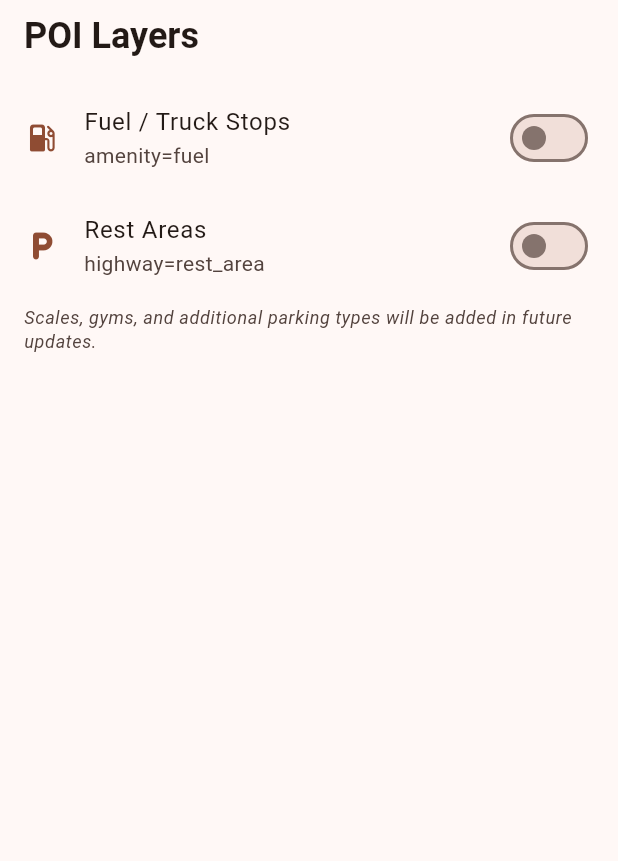
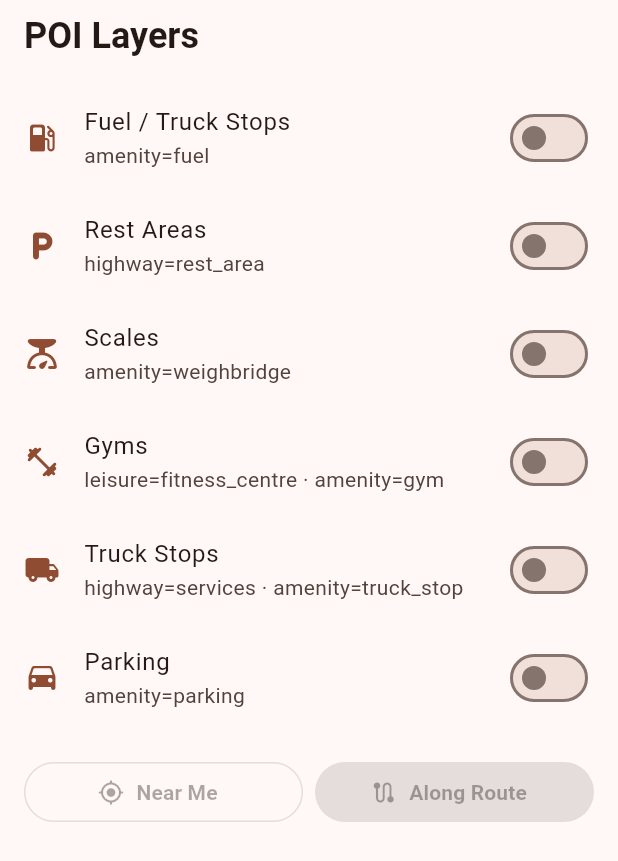
Before and after one commit to dukens11-create/kingtrux, a Flutter app: the LayerSheet widget shown alone on an empty page, opened directly, on a phone screen of 412 x 824 dp. Shown: the top 861 px of the screen. Run offline on Flutter 3.47's test engine with Material 3 defaults, Android fonts, the phone set to English and light mode, and no system bars; our stand-ins replace geolocator, google_maps_flutter.

Commit message:
Add missing POI layer features: Scales, Gyms, Truck Stops, Parking + along-route loading
Co-authored-by: dukens11-create <249652828+dukens11-create@users.noreply.github.com>

```diff
--- a/lib/services/overpass_poi_service.dart
+++ b/lib/services/overpass_poi_service.dart
@@ -9,7 +9,6 @@ class OverpassPoiService {
   final _uuid = const Uuid();
 
   /// Fetch POIs around a center point
-  /// Supports fuel stations and rest areas
   Future<List<Poi>> fetchPois({
     required double centerLat,
     required double centerLng,
@@ -21,17 +20,7 @@ class OverpassPoiService {
     }
 
     // Build Overpass query
-    final queries = <String>[];
-
-    if (enabledTypes.contains(PoiType.fuel)) {
-      queries.add('node["amenity"="fuel"](around:$radiusMeters,$centerLat,$centerLng);');
-      queries.add('way["amenity"="fuel"](around:$radiusMeters,$centerLat,$centerLng);');
-    }
-
-    if (enabledTypes.contains(PoiType.restArea)) {
-      queries.add('node["highway"="rest_area"](around:$radiusMeters,$centerLat,$centerLng);');
-      queries.add('way["highway"="rest_area"](around:$radiusMeters,$centerLat,$centerLng);');
-    }
+    final queries = _buildQueries(enabledTypes, radiusMeters, centerLat, centerLng);
 
     if (queries.isEmpty) {
       return [];
@@ -51,9 +40,84 @@ class OverpassPoiService {
       throw Exception('Overpass API error: ${response.statusCode} - ${response.body}');
     }
 
-    final data = json.decode(response.body);
+    return _parseResponse(response.body);
+  }
+
+  /// Fetch POIs along a route by sampling up to [maxSamples] points from
+  /// [routeLatLngs] (each as `[lat, lng]`) and querying with [radiusMeters].
+  /// Results are deduplicated by OSM element id.
+  Future<List<Poi>> fetchPoisAlongRoute({
+    required List<List<double>> routeLatLngs,
+    required Set<PoiType> enabledTypes,
+    double radiusMeters = 5000,
+    int maxSamples = 8,
+  }) async {
+    if (enabledTypes.isEmpty || routeLatLngs.isEmpty) return [];
+
+    final samples = _samplePoints(routeLatLngs, maxSamples);
+    final seen = <String>{};
+    final pois = <Poi>[];
+
+    for (final point in samples) {
+      final batch = await fetchPois(
+        centerLat: point[0],
+        centerLng: point[1],
+        enabledTypes: enabledTypes,
+        radiusMeters: radiusMeters,
+      );
+      for (final poi in batch) {
+        if (seen.add(poi.id)) {
+          pois.add(poi);
+        }
+      }
+    }
+
+    return pois;
+  }
+
+  // ---------------------------------------------------------------------------
+  // Private helpers
+  // ---------------------------------------------------------------------------
+
+  List<String> _buildQueries(
+    Set<PoiType> enabledTypes,
+    double radius,
+    double lat,
+    double lng,
+  ) {
+    final q = <String>[];
+    void add(String filter) {
+      q.add('node[$filter](around:$radius,$lat,$lng);');
+      q.add('way[$filter](around:$radius,$lat,$lng);');
+    }
+
+    if (enabledTypes.contains(PoiType.fuel)) {
+      add('"amenity"="fuel"');
+    }
+    if (enabledTypes.contains(PoiType.restArea)) {
+      add('"highway"="rest_area"');
+    }
+    if (enabledTypes.contains(PoiType.scale)) {
+      add('"amenity"="weighbridge"');
+    }
+    if (enabledTypes.contains(PoiType.gym)) {
+      add('"leisure"="fitness_centre"');
+      add('"amenity"="gym"');
+    }
+    if (enabledTypes.contains(PoiType.truckStop)) {
+      add('"highway"="services"');
+      add('"amenity"="truck_stop"');
+    }
+    if (enabledTypes.contains(PoiType.parking)) {
+      add('"amenity"="parking"');
+    }
+
+    return q;
+  }
+
+  List<Poi> _parseResponse(String body) {
+    final data = json.decode(body);
     final elements = data['elements'] as List? ?? [];
-
     final pois = <Poi>[];
 
     for (final element in elements) {
@@ -66,6 +130,14 @@ class OverpassPoiService {
           type = PoiType.fuel;
         } else if (tags['highway'] == 'rest_area') {
           type = PoiType.restArea;
+        } else if (tags['amenity'] == 'weighbridge') {
+          type = PoiType.scale;
+        } else if (tags['leisure'] == 'fitness_centre' || tags['amenity'] == 'gym') {
+          type = PoiType.gym;
+        } else if (tags['highway'] == 'services' || tags['amenity'] == 'truck_stop') {
+          type = PoiType.truckStop;
+        } else if (tags['amenity'] == 'parking') {
+          type = PoiType.parking;
         }
 
         if (type == null) continue;
@@ -75,11 +147,9 @@ class OverpassPoiService {
         double? lng;
 
         if (element['lat'] != null && element['lon'] != null) {
-          // Node with direct coordinates
           lat = (element['lat'] as num).toDouble();
           lng = (element['lon'] as num).toDouble();
         } else if (element['center'] != null) {
-          // Way or relation with center
           lat = (element['center']['lat'] as num).toDouble();
           lng = (element['center']['lon'] as num).toDouble();
         }
@@ -87,10 +157,10 @@ class OverpassPoiService {
         if (lat == null || lng == null) continue;
 
         // Generate name
-        String name = tags['name'] ??
-                     tags['operator'] ??
-                     tags['brand'] ??
-                     (type == PoiType.fuel ? 'Fuel Station' : 'Rest Area');
+        final String name = tags['name'] as String? ??
+            tags['operator'] as String? ??
+            tags['brand'] as String? ??
+            _defaultName(type);
 
         pois.add(Poi(
           id: element['id']?.toString() ?? _uuid.v4(),
@@ -108,4 +178,33 @@ class OverpassPoiService {
 
     return pois;
   }
+
+  String _defaultName(PoiType type) {
+    switch (type) {
+      case PoiType.fuel:
+        return 'Fuel Station';
+      case PoiType.restArea:
+        return 'Rest Area';
+      case PoiType.scale:
+        return 'Weigh Scale';
+      case PoiType.gym:
+        return 'Gym';
+      case PoiType.truckStop:
+        return 'Truck Stop';
+      case PoiType.parking:
+        return 'Parking';
+    }
+  }
+
+  /// Sample up to [maxSamples] evenly-spaced points from [points].
+  List<List<double>> _samplePoints(List<List<double>> points, int maxSamples) {
+    if (maxSamples <= 1) return [points.first];
+    if (points.length <= maxSamples) return List.of(points);
+    final result = <List<double>>[];
+    final step = (points.length - 1) / (maxSamples - 1);
+    for (var i = 0; i < maxSamples; i++) {
+      result.add(points[(i * step).round()]);
+    }
+    return result;
+  }
 }
--- a/lib/ui/map_screen.dart
+++ b/lib/ui/map_screen.dart
@@ -270,7 +270,13 @@ class _MapScreenState extends State<MapScreen> {
         return BitmapDescriptor.hueOrange;
       case PoiType.restArea:
         return BitmapDescriptor.hueAzure;
-      default:
+      case PoiType.scale:
+        return BitmapDescriptor.hueYellow;
+      case PoiType.gym:
+        return BitmapDescriptor.hueViolet;
+      case PoiType.truckStop:
+        return BitmapDescriptor.hueCyan;
+      case PoiType.parking:
         return BitmapDescriptor.hueGreen;
     }
   }
--- a/lib/ui/widgets/layer_sheet.dart
+++ b/lib/ui/widgets/layer_sheet.dart
@@ -63,13 +63,105 @@ class LayerSheet extends StatelessWidget {
                   contentPadding: EdgeInsets.zero,
                 ),
 
-                const SizedBox(height: AppTheme.spaceXS),
-                Text(
-                  'Scales, gyms, and additional parking types will be added in future updates.',
-                  style: Theme.of(context).textTheme.bodySmall?.copyWith(
-                        fontStyle: FontStyle.italic,
-                        color: Theme.of(context).colorScheme.onSurfaceVariant,
+                // Scales
+                SwitchListTile(
+                  secondary: Icon(
+                    Icons.scale_rounded,
+                    color: Theme.of(context).colorScheme.primary,
+                  ),
+                  title: const Text('Scales'),
+                  subtitle: const Text('amenity=weighbridge'),
+                  value: state.enabledPoiLayers.contains(PoiType.scale),
+                  onChanged: (value) {
+                    HapticFeedback.selectionClick();
+                    state.toggleLayer(PoiType.scale, value);
+                  },
+                  contentPadding: EdgeInsets.zero,
+                ),
+
+                // Gyms
+                SwitchListTile(
+                  secondary: Icon(
+                    Icons.fitness_center_rounded,
+                    color: Theme.of(context).colorScheme.primary,
+                  ),
+                  title: const Text('Gyms'),
+                  subtitle: const Text('leisure=fitness_centre · amenity=gym'),
+                  value: state.enabledPoiLayers.contains(PoiType.gym),
+                  onChanged: (value) {
+                    HapticFeedback.selectionClick();
+                    state.toggleLayer(PoiType.gym, value);
+                  },
+                  contentPadding: EdgeInsets.zero,
+                ),
+
+                // Truck Stops
+                SwitchListTile(
+                  secondary: Icon(
+                    Icons.local_shipping_rounded,
+                    color: Theme.of(context).colorScheme.primary,
+                  ),
+                  title: const Text('Truck Stops'),
+                  subtitle: const Text('highway=services · amenity=truck_stop'),
+                  value: state.enabledPoiLayers.contains(PoiType.truckStop),
+                  onChanged: (value) {
+                    HapticFeedback.selectionClick();
+                    state.toggleLayer(PoiType.truckStop, value);
+                  },
+                  contentPadding: EdgeInsets.zero,
+                ),
+
+                // Parking
+                SwitchListTile(
+                  secondary: Icon(
+                    Icons.drive_eta_rounded,
+                    color: Theme.of(context).colorScheme.primary,
+                  ),
+                  title: const Text('Parking'),
+                  subtitle: const Text('amenity=parking'),
+                  value: state.enabledPoiLayers.contains(PoiType.parking),
+                  onChanged: (value) {
+                    HapticFeedback.selectionClick();
+                    state.toggleLayer(PoiType.parking, value);
+                  },
+                  contentPadding: EdgeInsets.zero,
+                ),
+
+                const SizedBox(height: AppTheme.spaceMD),
+
+                // Load buttons
+                Row(
+                  children: [
+                    Expanded(
+                      child: OutlinedButton.icon(
+                        icon: const Icon(Icons.my_location_rounded, size: 18),
+                        label: const Text('Near Me'),
+                        onPressed: state.enabledPoiLayers.isEmpty || state.isLoadingPois
+                            ? null
+                            : () {
+                                HapticFeedback.lightImpact();
+                                state.loadPois();
+                                Navigator.pop(context);
+                              },
                       ),
+                    ),
+                    const SizedBox(width: AppTheme.spaceSM),
+                    Expanded(
+                      child: FilledButton.icon(
+                        icon: const Icon(Icons.route_rounded, size: 18),
+                        label: const Text('Along Route'),
+                        onPressed: state.enabledPoiLayers.isEmpty ||
+                                state.isLoadingPois ||
+                                state.routeResult == null
+                            ? null
+                            : () {
+                                HapticFeedback.lightImpact();
+                                state.loadPoisAlongRoute();
+                                Navigator.pop(context);
+                              },
+                      ),
+                    ),
+                  ],
                 ),
               ],
             ),
```
Also changed, not shown: lib/state/app_state.dart (+53 -0 lines).
